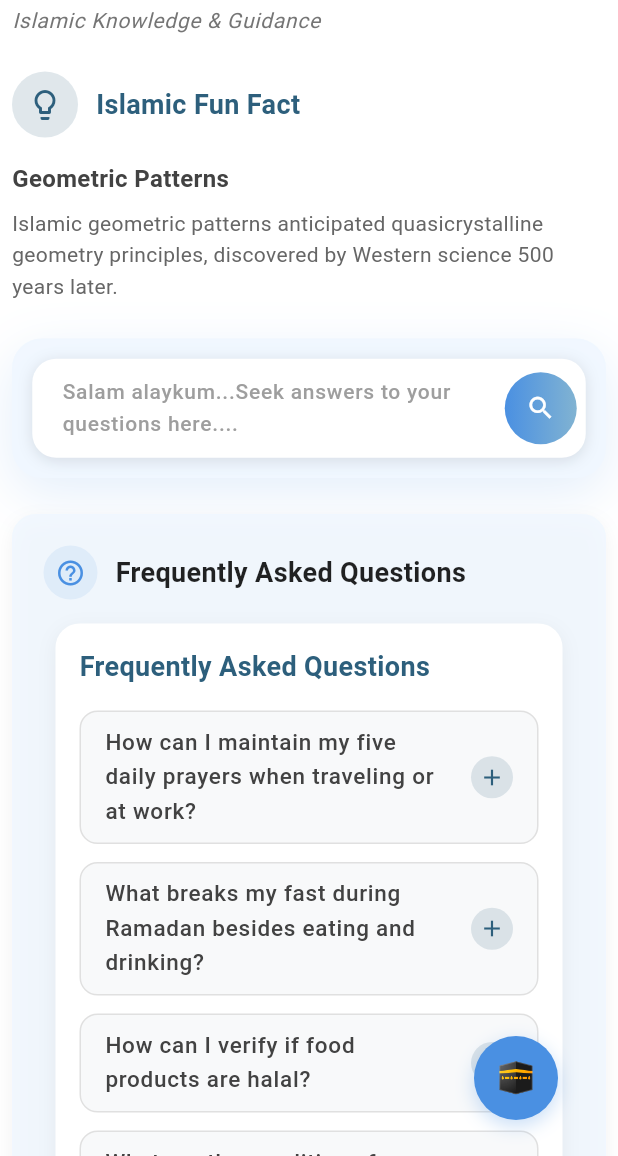
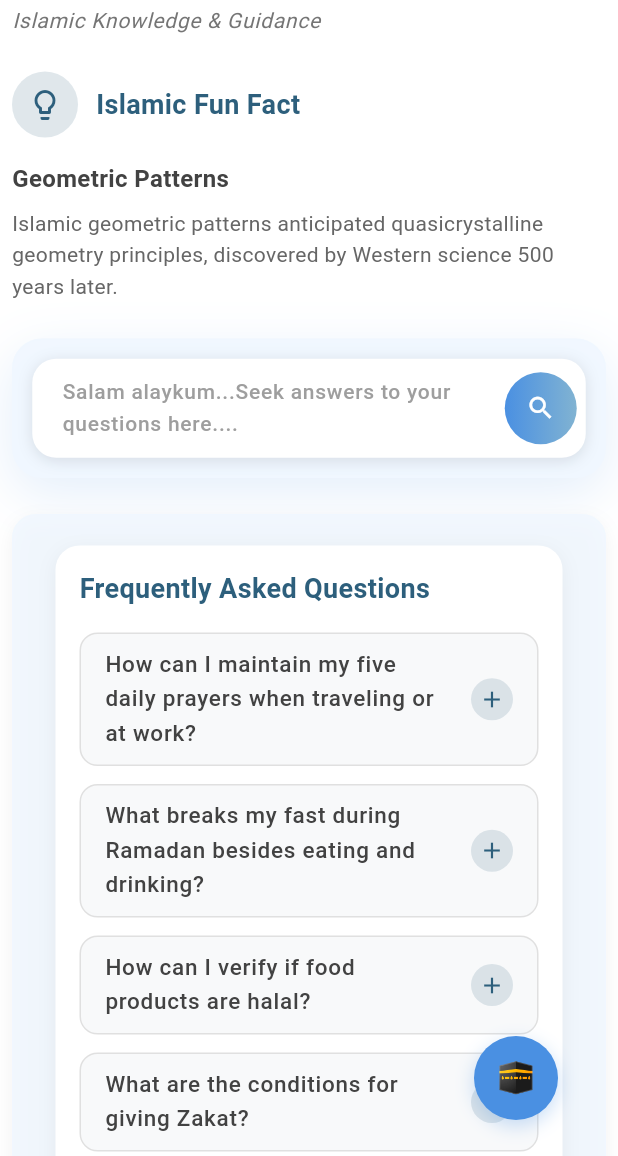
Before and after one commit to faysal-MMII/Tafseer, a Flutter app: the screen it shows after launch, on a phone screen of 412 x 824 dp, the part 80-1236 px from its top. Run offline on Flutter 3.47's test engine with Material 3 defaults, Android fonts, the phone set to English and light mode, and no system bars; our stand-ins replace awesome_notifications, cloud_firestore, firebase_analytics, firebase_auth, firebase_core, firebase_crashlytics and 14 more; missing offline and left inert: Tafseer, dart_openai; accounts and stored records are empty; network calls fail.

```diff
--- a/lib/screens/home_screen.dart
+++ b/lib/screens/home_screen.dart
@@ -246,7 +246,25 @@ class _HomeScreenState extends State<HomeScreen> with TickerProviderStateMixin {
 
               StaggeredAnimationWrapper(
                 delay: 400,
-                child: _buildFAQCard(),
+                child: Container(
+                  padding: EdgeInsets.all(20),
+                  decoration: BoxDecoration(
+                    color: cardColor.withOpacity(0.8),
+                    borderRadius: BorderRadius.circular(16),
+                    border: Border.all(
+                      color: cardColor.withOpacity(0.5),
+                      width: 1,
+                    ),
+                    boxShadow: [
+                      BoxShadow(
+                        color: Colors.black.withOpacity(0.05),
+                        blurRadius: 10,
+                        offset: Offset(0, 4),
+                      ),
+                    ],
+                  ),
+                  child: FAQSection(),
+                ),
               ),
 
               SizedBox(height: 20),
@@ -366,59 +384,6 @@ class _HomeScreenState extends State<HomeScreen> with TickerProviderStateMixin {
             ),
           ],
         ),
-      ),
-    );
-  }
-
-  Widget _buildFAQCard() {
-    return Container(
-      padding: EdgeInsets.all(20),
-      decoration: BoxDecoration(
-        color: cardColor.withOpacity(0.8),
-        borderRadius: BorderRadius.circular(16),
-        border: Border.all(
-          color: cardColor.withOpacity(0.5),
-          width: 1,
-        ),
-        boxShadow: [
-          BoxShadow(
-            color: Colors.black.withOpacity(0.05),
-            blurRadius: 10,
-            offset: Offset(0, 4),
-          ),
-        ],
-      ),
-      child: Column(
-        crossAxisAlignment: CrossAxisAlignment.start,
-        children: [
-          Row(
-            children: [
-              Container(
-                padding: EdgeInsets.all(8),
-                decoration: BoxDecoration(
-                  color: primaryBlue.withOpacity(0.1),
-                  shape: BoxShape.circle,
-                ),
-                child: Icon(
-                  Icons.help_outline,
-                  color: primaryBlue,
-                  size: 20,
-                ),
-              ),
-              SizedBox(width: 12),
-              Text(
-                'Frequently Asked Questions',
-                style: TextStyle(
-                  fontSize: 18,
-                  fontWeight: FontWeight.bold,
-                  color: Colors.black87,
-                ),
-              ),
-            ],
-          ),
-          SizedBox(height: 16),
-          FAQSection(),
-        ],
       ),
     );
   }
```
Also changed, not shown: 5 other files.
